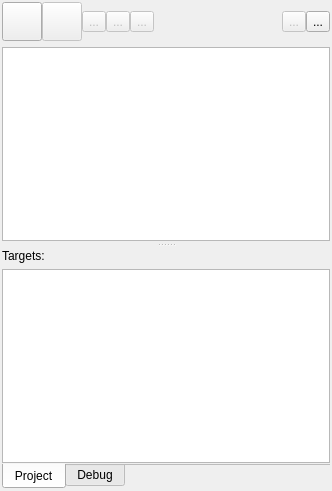
Before: the Qt Designer form projectview.ui in martinribelotta/embedded-ide, drawn with Qt 5.
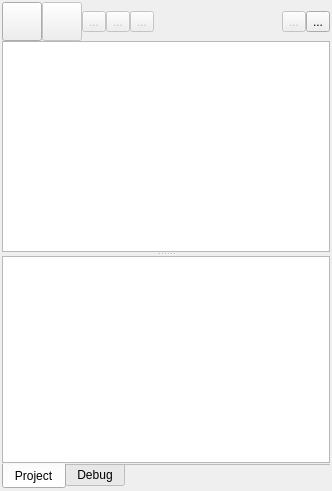
After: the same form once the commit is applied. Icons and pictures are not drawn. Custom widgets are drawn as their Qt base class.

```diff
--- a/projectview.ui
+++ b/projectview.ui
@@ -62,14 +62,17 @@
        </property>
        <item>
         <widget class="QSplitter" name="splitter">
+         <property name="lineWidth">
+          <number>0</number>
+         </property>
          <property name="orientation">
           <enum>Qt::Vertical</enum>
          </property>
-         <property name="handleWidth">
-          <number>8</number>
-         </property>
          <widget class="QWidget" name="layoutWidget">
           <layout class="QVBoxLayout" name="verticalLayout_2">
+           <property name="spacing">
+            <number>0</number>
+           </property>
            <item>
             <layout class="QHBoxLayout" name="horizontalLayout_3">
              <property name="spacing">
@@ -286,33 +289,6 @@
          </widget>
          <widget class="QWidget" name="layoutWidget1">
           <layout class="QVBoxLayout" name="verticalLayout">
-           <item>
-            <layout class="QHBoxLayout" name="horizontalLayout">
-             <item>
-              <widget class="QLabel" name="label">
-               <property name="sizePolicy">
-                <sizepolicy hsizetype="Maximum" vsizetype="Preferred">
-                 <horstretch>0</horstretch>
-                 <verstretch>0</verstretch>
-                </sizepolicy>
-               </property>
-               <property name="text">
-                <string>Targets:</string>
-               </property>
-              </widget>
-             </item>
-             <item>
-              <widget class="QLabel" name="labelStatus">
-               <property name="text">
-                <string/>
-               </property>
-               <property name="alignment">
-                <set>Qt::AlignRight|Qt::AlignTrailing|Qt::AlignVCenter</set>
-               </property>
-              </widget>
-             </item>
-            </layout>
-           </item>
            <item>
             <widget class="QListWidget" name="targetList">
              <property name="editTriggers">
```
